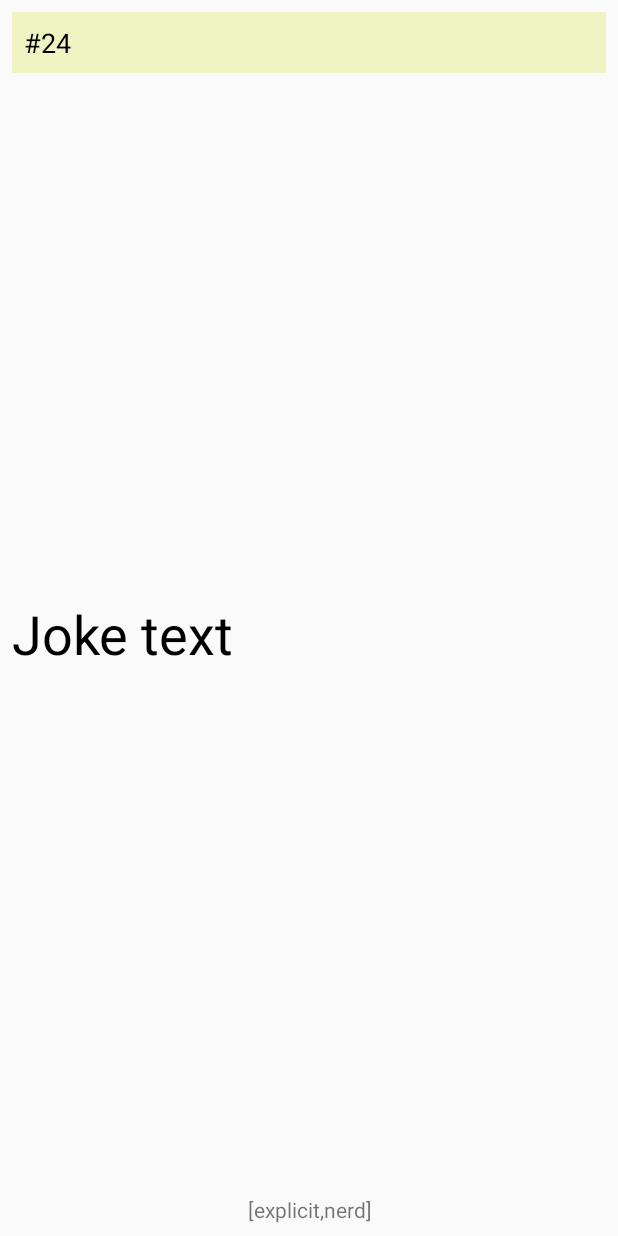
After one commit to pablodeafsapps/clean-app, an Android app: the layout activity_detail.xml on its own in the app's theme, with its tools: preview values and no code run, on a phone screen of 412 x 824 dp. The commit adds this screen. Run offline under Robolectric (Android 15) with nearby library versions, the phone set to English and light mode, and no system bars.

Commit message:
Add 'detail' feature to 'presentation' layer

```diff
--- a/build.gradle
+++ b/build.gradle
@@ -9,6 +9,7 @@ buildscript {
         androidxappcompat_version = '1.1.0-alpha05'
         androidxcore_version = '1.2.0-alpha01'
         androidxrecyclerview_version = '1.0.0'
+        androidxcardview_version = '1.0.0'
         androidxconstraintlayout_version = '1.1.3'
         dokka_version = '0.9.17'
         ribbonizer_version = '2.1.0'
--- a/presentation-layer/build.gradle
+++ b/presentation-layer/build.gradle
@@ -48,12 +48,11 @@ dependencies {
     implementation "android.arch.lifecycle:extensions:$lifecycle_version"
     implementation "androidx.constraintlayout:constraintlayout:$androidxconstraintlayout_version"
     implementation "androidx.recyclerview:recyclerview:$androidxrecyclerview_version"
+    implementation "androidx.cardview:cardview:$androidxcardview_version"
     // other modules
     implementation project(':domain-layer')
     // 3rd party libraries
     implementation "org.koin:koin-android:$koin_version"
-    implementation 'androidx.appcompat:appcompat:1.0.2'
-    implementation 'androidx.constraintlayout:constraintlayout:1.1.3'
     debugImplementation "com.squareup.leakcanary:leakcanary-android:$leakCanary_version"
     releaseImplementation "com.squareup.leakcanary:leakcanary-android-no-op:$leakCanary_version"
     // testing dependencies
--- a/presentation-layer/src/main/AndroidManifest.xml
+++ b/presentation-layer/src/main/AndroidManifest.xml
@@ -19,7 +19,7 @@
         </activity>
         <activity android:name=".login.view.ui.LoginActivity" />
         <activity android:name=".main.view.ui.MainActivity" />
-        <activity android:name=".DetailActivity" />
+        <activity android:name=".detail.view.ui.DetailActivity" />
     </application>
 
 </manifest>
--- a/presentation-layer/src/main/kotlin/org/deafsapps/android/cleanapp/presentationlayer/di/Modules.kt
+++ b/presentation-layer/src/main/kotlin/org/deafsapps/android/cleanapp/presentationlayer/di/Modules.kt
@@ -1,5 +1,7 @@
 package org.deafsapps.android.cleanapp.presentationlayer.di
 
+import org.deafsapps.android.cleanapp.presentationlayer.detail.DetailContract
+import org.deafsapps.android.cleanapp.presentationlayer.detail.presenter.DetailPresenter
 import org.deafsapps.android.cleanapp.presentationlayer.login.LoginContract
 import org.deafsapps.android.cleanapp.presentationlayer.login.presenter.LoginPresenter
 import org.deafsapps.android.cleanapp.presentationlayer.main.MainContract
@@ -18,4 +20,7 @@ val presentationLayerModule = module(override = true) {
     factory<MainContract.Presenter> { (view: MainContract.View) ->
         MainPresenter(view)
     }
+    factory<DetailContract.Presenter> { (view: DetailContract.View) ->
+        DetailPresenter(view)
+    }
 }
--- a/presentation-layer/src/main/kotlin/org/deafsapps/android/cleanapp/presentationlayer/domain/DomainVo.kt
+++ b/presentation-layer/src/main/kotlin/org/deafsapps/android/cleanapp/presentationlayer/domain/DomainVo.kt
@@ -1,5 +1,9 @@
 package org.deafsapps.android.cleanapp.presentationlayer.domain
 
+import android.os.Parcelable
+import kotlinx.android.parcel.Parcelize
 import org.deafsapps.android.cleanapp.presentationlayer.main.view.adapter.CnJokeViewType
 
-data class JokeVo(val id: Int, val joke: String, val categories: List<String>) : CnJokeViewType.JokeTypeOne()
+@Parcelize
+data class JokeVo(val id: Int, val joke: String, val categories: List<String>) : CnJokeViewType.JokeTypeOne(),
+    Parcelable
--- a/presentation-layer/src/main/kotlin/org/deafsapps/android/cleanapp/presentationlayer/main/view/ui/MainActivity.kt
+++ b/presentation-layer/src/main/kotlin/org/deafsapps/android/cleanapp/presentationlayer/main/view/ui/MainActivity.kt
@@ -7,8 +7,8 @@ import androidx.appcompat.app.AppCompatActivity
 import androidx.recyclerview.widget.LinearLayoutManager
 import androidx.recyclerview.widget.RecyclerView
 import kotlinx.android.synthetic.main.activity_main.*
-import org.deafsapps.android.cleanapp.presentationlayer.DetailActivity
 import org.deafsapps.android.cleanapp.presentationlayer.R
+import org.deafsapps.android.cleanapp.presentationlayer.detail.view.ui.DetailActivity
 import org.deafsapps.android.cleanapp.presentationlayer.domain.JokeVo
 import org.deafsapps.android.cleanapp.presentationlayer.main.MainContract
 import org.deafsapps.android.cleanapp.presentationlayer.main.view.adapter.CnJokeActionView
@@ -60,7 +60,7 @@ class MainActivity : AppCompatActivity(), MainContract.View {
     }
 
     override fun navigateToDetailActivity(item: JokeVo) {
-        startActivity<DetailActivity>()
+        startActivity<DetailActivity>("jokeItem" to item)
     }
 
     override fun onDestroy() {
--- a/presentation-layer/src/main/kotlin/org/deafsapps/android/cleanapp/presentationlayer/main/view/viewholder/CnJokeOneViewHolder.kt
+++ b/presentation-layer/src/main/kotlin/org/deafsapps/android/cleanapp/presentationlayer/main/view/viewholder/CnJokeOneViewHolder.kt
@@ -17,7 +17,7 @@ class CnJokeOneViewHolder(itemView: View) : BaseViewTypeHolder<CnJokeViewType, C
     override fun onBind(item: CnJokeViewType, callback: (CnJokeActionView) -> Unit) {
         (item as? JokeVo)?.let { jokeVo ->
             tvJoke?.text = jokeVo.joke
-            tvCategories?.text = jokeVo.categories.toString()
+            tvCategories?.text = jokeVo.categories.takeIf { it.isNotEmpty() }.toString()
             container.setOnClickListener {
                 callback(CnJokeActionView.JokeItemTapped(item))
             }
--- /dev/null
+++ b/presentation-layer/src/main/res/layout/activity_detail.xml
@@ -0,0 +1,65 @@
+<?xml version="1.0" encoding="utf-8"?>
+<androidx.constraintlayout.widget.ConstraintLayout xmlns:android="http://schemas.android.com/apk/res/android"
+    xmlns:app="http://schemas.android.com/apk/res-auto"
+    xmlns:tools="http://schemas.android.com/tools"
+    android:layout_width="match_parent"
+    android:layout_height="match_parent"
+    tools:context=".detail.view.ui.DetailActivity">
+
+    <ProgressBar
+        android:id="@+id/activity_detail__pb__loading"
+        style="?android:attr/progressBarStyle"
+        android:layout_width="wrap_content"
+        android:layout_height="wrap_content"
+        android:visibility="gone"
+        app:layout_constraintBottom_toBottomOf="parent"
+        app:layout_constraintEnd_toEndOf="parent"
+        app:layout_constraintStart_toStartOf="parent"
+        app:layout_constraintTop_toTopOf="parent" />
+
+    <TextView
+        android:id="@+id/activity_detail__tv__joke"
+        android:layout_width="@dimen/fully_stretchable"
+        android:layout_height="@dimen/fully_stretchable"
+        android:layout_marginStart="@dimen/eight"
+        android:layout_marginLeft="@dimen/eight"
+        android:layout_marginEnd="@dimen/eight"
+        android:layout_marginRight="@dimen/eight"
+        android:gravity="center_vertical"
+        android:textColor="@android:color/black"
+        android:textSize="36sp"
+        app:layout_constraintBottom_toTopOf="@+id/activity_detail__tv__categories"
+        app:layout_constraintEnd_toEndOf="parent"
+        app:layout_constraintStart_toStartOf="parent"
+        app:layout_constraintTop_toBottomOf="@+id/activity_detail__tv__id"
+        tools:text="Joke text" />
+
+    <TextView
+        android:id="@+id/activity_detail__tv__categories"
+        android:layout_width="@dimen/fully_stretchable"
+        android:layout_height="wrap_content"
+        android:layout_margin="@dimen/eight"
+        android:gravity="center_horizontal"
+        app:layout_constraintBottom_toBottomOf="parent"
+        app:layout_constraintEnd_toEndOf="parent"
+        app:layout_constraintStart_toStartOf="parent"
+        app:layout_constraintTop_toBottomOf="@id/activity_detail__tv__joke"
+        tools:text="[explicit,nerd]" />
+
+    <TextView
+        android:id="@+id/activity_detail__tv__id"
+        android:layout_width="@dimen/fully_stretchable"
+        android:layout_height="wrap_content"
+        android:layout_margin="@dimen/eight"
+        android:background="#F0F4C3"
+        android:padding="@dimen/eight"
+        android:textColor="@android:color/black"
+        android:textSize="18sp"
+        app:layout_constraintBottom_toTopOf="@id/activity_detail__tv__joke"
+        app:layout_constraintEnd_toEndOf="parent"
+        app:layout_constraintStart_toStartOf="parent"
+        app:layout_constraintTop_toTopOf="parent"
+        app:layout_constraintVertical_chainStyle="packed"
+        tools:text="#24" />
+
+</androidx.constraintlayout.widget.ConstraintLayout>
--- a/presentation-layer/src/main/res/values/colors.xml
+++ b/presentation-layer/src/main/res/values/colors.xml
@@ -3,4 +3,5 @@
     <color name="colorPrimary">#008577</color>
     <color name="colorPrimaryDark">#00574B</color>
     <color name="colorAccent">#D81B60</color>
+    <color name="lightGray">#EEEEEE</color>
 </resources>
--- a/presentation-layer/src/main/res/values/dimens.xml
+++ b/presentation-layer/src/main/res/values/dimens.xml
@@ -1,6 +1,7 @@
 <?xml version="1.0" encoding="utf-8"?>
 <resources>
     <dimen name="fully_stretchable">0dp</dimen>
+    <dimen name="four">4dp</dimen>
     <dimen name="eight">8dp</dimen>
     <dimen name="sixteen">16dp</dimen>
     <dimen name="thirty_two">32dp</dimen>
--- a/presentation-layer/src/main/res/values/strings.xml
+++ b/presentation-layer/src/main/res/values/strings.xml
@@ -8,7 +8,7 @@
     <string name="tv_login_text">Login</string>
     <string name="tv_register_text">Register</string>
     <!-- activity_main -->
-    <string name="tv_title_text">TODO - List</string>
+    <string name="tv_title_text">Chuck Norris facts</string>
     <string name="tv_placeholder_text_one">this text represents a joke to be fetched and displayed on the main screen</string>
     <string name="tv_placeholder_text_two">joke type 2</string>
 </resources>
```
Also changed, not shown: presentation-layer/src/main/kotlin/org/deafsapps/android/cleanapp/presentationlayer/detail/DetailContract.kt (added, +20 -0 lines), presentation-layer/src/main/kotlin/org/deafsapps/android/cleanapp/presentationlayer/detail/presenter/DetailPresenter.kt (added, +26 -0 lines), presentation-layer/src/main/kotlin/org/deafsapps/android/cleanapp/presentationlayer/detail/view/ui/DetailActivity.kt (added, +55 -0 lines), presentation-layer/src/main/res/layout/activity_main.xml (+6 -6 lines), presentation-layer/src/main/res/layout/joke_item_one.xml (+13 -1 lines).
